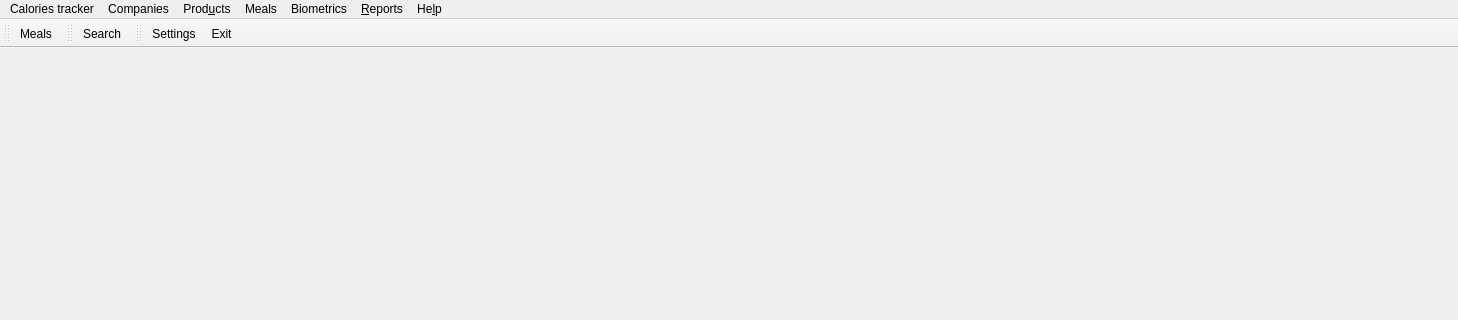
Above: caloriestracker/ui/frmMain.ui from turulomio/caloriestracker before the change; both pictures show x 0 to 1458 and y 0 to 320 of the 1458 by 625 pixel window. Below: the same form after it.
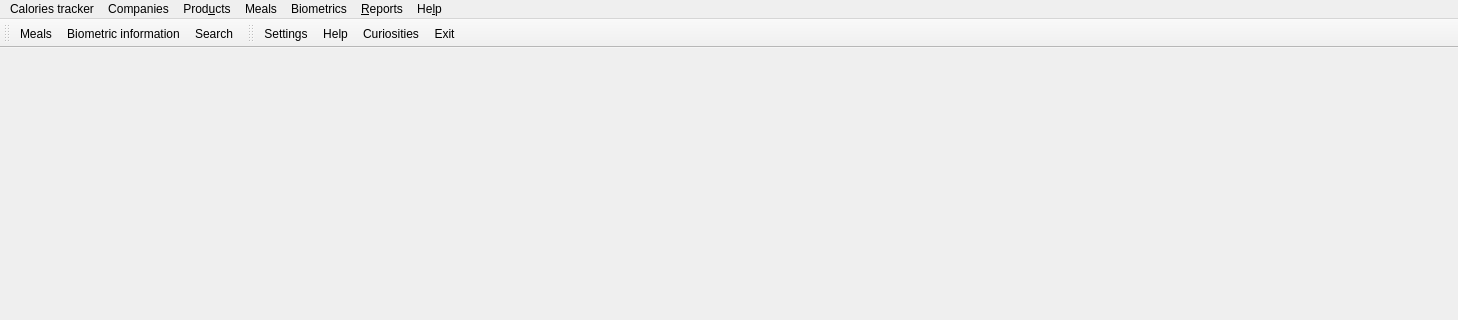
That is the form after the change. Icons and pictures are not drawn.

Commit message: Now shows biometrics in wdgBiometrics

Diff of the .ui file:
```diff
--- a/caloriestracker/ui/frmMain.ui
+++ b/caloriestracker/ui/frmMain.ui
@@ -85,6 +85,7 @@
     <addaction name="separator"/>
     <addaction name="actionSearch"/>
     <addaction name="separator"/>
+    <addaction name="actionProductsUser"/>
    </widget>
    <widget class="QMenu" name="menuMealss">
     <property name="title">
@@ -101,6 +102,8 @@
     <property name="title">
      <string>Biometrics</string>
     </property>
+    <addaction name="actionBiometrics"/>
+    <addaction name="separator"/>
     <addaction name="actionBiometricsAdd"/>
    </widget>
    <addaction name="menuXulpymoney"/>
@@ -131,26 +134,10 @@
     <bool>false</bool>
    </attribute>
    <addaction name="actionMeals"/>
-  </widget>
-  <widget class="QStatusBar" name="statusBar"/>
-  <widget class="QToolBar" name="tbProducts">
-   <property name="windowTitle">
-    <string>Products toolbar</string>
-   </property>
-   <property name="iconSize">
-    <size>
-     <width>26</width>
-     <height>26</height>
-    </size>
-   </property>
-   <attribute name="toolBarArea">
-    <enum>TopToolBarArea</enum>
-   </attribute>
-   <attribute name="toolBarBreak">
-    <bool>false</bool>
-   </attribute>
+   <addaction name="actionBiometrics"/>
    <addaction name="actionSearch"/>
   </widget>
+  <widget class="QStatusBar" name="statusBar"/>
   <widget class="QToolBar" name="tbSettings">
    <property name="windowTitle">
     <string>Settings toolbar</string>
@@ -162,6 +149,8 @@
     <bool>false</bool>
    </attribute>
    <addaction name="actionSettings"/>
+   <addaction name="actionHelp"/>
+   <addaction name="actionCuriosities"/>
    <addaction name="actionExit"/>
   </widget>
   <action name="actionExit">
@@ -305,6 +294,18 @@
     <string>Add biometrics</string>
    </property>
   </action>
+  <action name="actionBiometrics">
+   <property name="icon">
+    <iconset resource="../images/caloriestracker.qrc">
+     <normaloff>:/caloriestracker/list-add-user.png</normaloff>:/caloriestracker/list-add-user.png</iconset>
+   </property>
+   <property name="text">
+    <string>Biometric information</string>
+   </property>
+   <property name="toolTip">
+    <string>Biometric information</string>
+   </property>
+  </action>
  </widget>
  <resources>
   <include location="../images/caloriestracker.qrc"/>
```
The commit also changes 17 other files.
